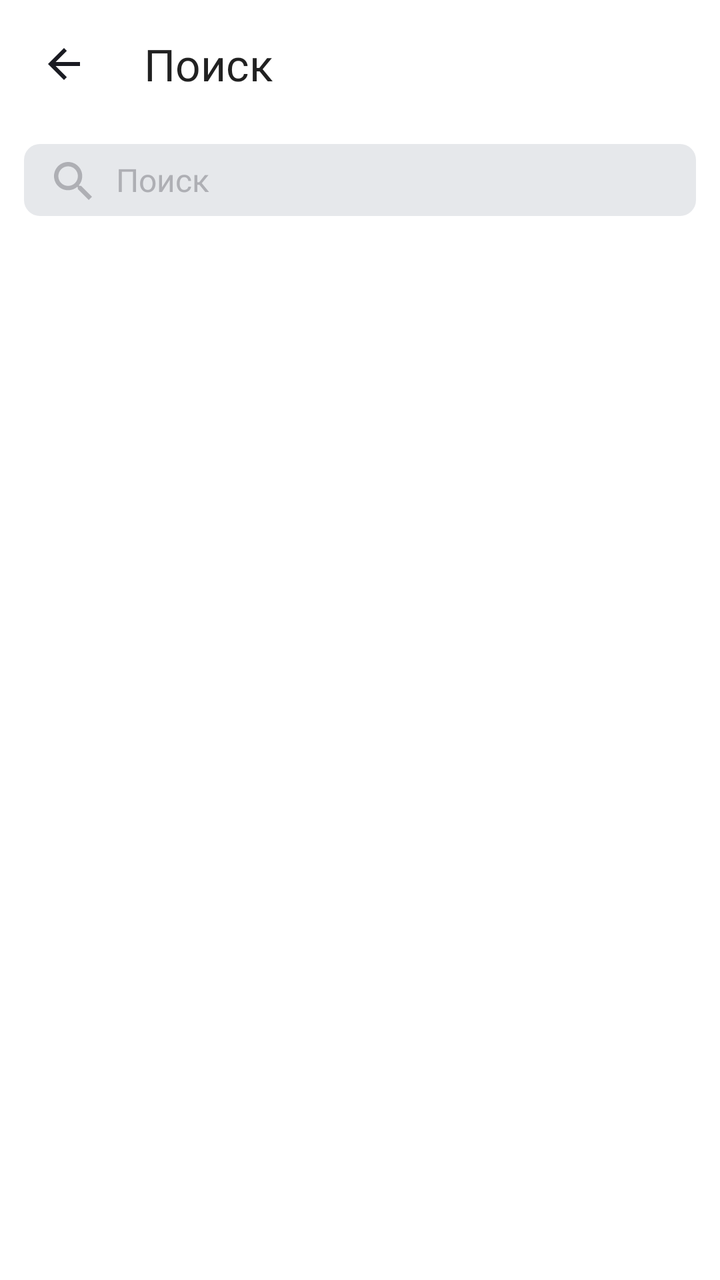
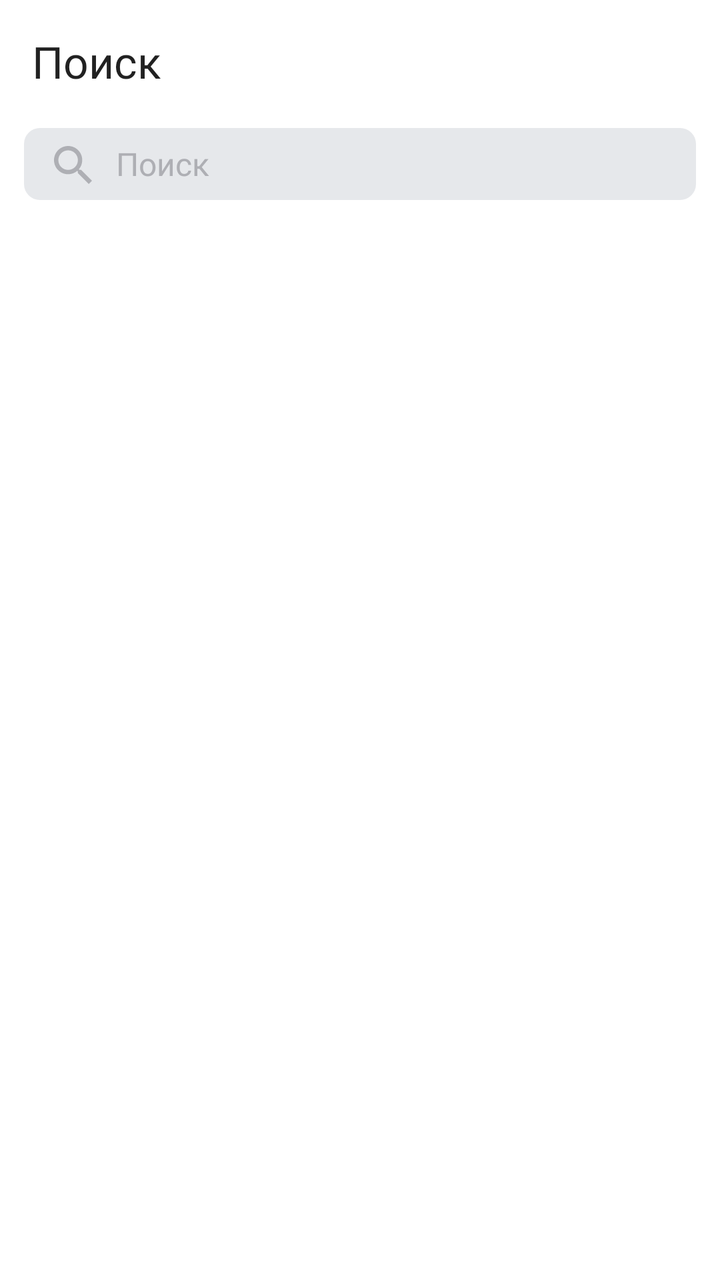

An Android layout rendered at two revisions. The XML below is the earlier revision; the diff shows what the commit changed to produce the second picture.
<!-- AndroidManifest.xml: application theme Theme.MaterialComponents.DayNight.NoActionBar -->
<!-- res/layout/fragment_search.xml -->
<?xml version="1.0" encoding="utf-8"?>
<LinearLayout
    xmlns:android="http://schemas.android.com/apk/res/android"
    xmlns:app="http://schemas.android.com/apk/res-auto"
    xmlns:tools="http://schemas.android.com/tools"
    android:id="@+id/main"
    style="@style/BackgroundSearchAct"
    android:orientation="vertical"
    android:layout_width="match_parent"
    android:layout_height="match_parent"
    tools:context=".ui.search.TracksFragment">

    <com.google.android.material.appbar.MaterialToolbar
        android:id="@+id/tool_bar"
        style="@style/Toolbar.TitleText"
        android:layout_width="match_parent"
        android:layout_height="wrap_content"
        app:title="@string/search"
        app:titleTextAppearance="@style/Toolbar.TitleText"
        android:padding="4dp"
        app:navigationIcon="@drawable/arrow_back">
    </com.google.android.material.appbar.MaterialToolbar>
<FrameLayout
    android:layout_width="match_parent"
    android:layout_height="wrap_content"
    android:orientation="horizontal"
    android:layout_marginTop="8dp"
    android:layout_marginHorizontal="12dp">

    <EditText
        android:id="@+id/search_line"
        android:layout_width="match_parent"
        android:layout_height="36dp"
        android:maxLines="1"
        android:maxLength="20"
        android:hint="@string/search"
        android:inputType="text"
        android:background="@drawable/shape_edit_text"
        style="@style/EditTextSearch"
        android:paddingHorizontal="12dp"
        android:textColor="@color/YPblack"
        android:drawableStart="@drawable/search"
        android:drawablePadding="10dp"
        android:fontFamily="@font/ys_display_regular"
        android:textSize="@dimen/small_text"
        android:imeOptions="actionDone"
        android:singleLine="true"/>
    <TextView
        android:id="@+id/clear"
        android:layout_width="36dp"
        android:layout_height="36dp"
        android:layout_gravity="right|center_vertical"
        android:gravity="right"
        android:background="@drawable/shape_edit_text"
        android:paddingRight="12dp"
        style="@style/EditTextSearch"
        android:visibility="gone"
        android:drawableEnd="@drawable/cancel" />

</FrameLayout>
    <LinearLayout
        android:layout_width="match_parent"
        android:layout_height="wrap_content"
        android:orientation="vertical">

        <TextView

            android:id="@+id/history_textview"
            style="@style/PlaceholderText"
            android:layout_width="wrap_content"
            android:layout_height="wrap_content"
            android:layout_gravity="center_horizontal"
            android:layout_marginTop="42dp"
            android:fontFamily="@font/ys_text_medium"
            android:text="@string/search_history"
            android:textSize="19sp"
            android:visibility="gone"
            app:layout_constraintBottom_toTopOf="@+id/recycle_tracks"
            app:layout_constraintEnd_toEndOf="parent"
            app:layout_constraintStart_toStartOf="parent"
            app:layout_constraintTop_toTopOf="parent" />

        <androidx.recyclerview.widget.RecyclerView
            android:id="@+id/recycle_tracks"
            android:layout_width="match_parent"
            android:layout_height="0dp"
            android:layout_weight="1"
            android:layout_marginHorizontal="12dp"
            android:layout_marginTop="20dp"
            android:visibility="visible"
            app:layout_constraintBottom_toBottomOf="parent"
            app:layout_constraintTop_toBottomOf="@+id/history_textview"
            tools:layout_editor_absoluteX="12dp" />



        <Button
            android:id="@+id/clear_history_button"
            style="@style/RefreshButton"
            android:layout_width="wrap_content"
            android:layout_height="wrap_content"
            android:layout_gravity="center_horizontal"
            android:layout_marginTop="20dp"
            android:fontFamily="@font/ys_text_medium"
            android:text="@string/delete_history"
            android:textSize="14sp"
            android:visibility="gone"
            app:cornerRadius="54dp"
            app:layout_constraintBottom_toBottomOf="parent"
            app:layout_constraintEnd_toEndOf="parent"
            app:layout_constraintStart_toStartOf="parent"
            app:layout_constraintTop_toBottomOf="@+id/recycle_tracks" />


    </LinearLayout>

    <ProgressBar android:id="@+id/progressBar"
        android:layout_marginTop="248dp"
        android:layout_width="44dp"
        android:layout_height="44dp"
        android:layout_gravity="center"
        android:indeterminateTint="@color/blue"
        android:visibility="gone"/>

    <ImageView
        android:id="@+id/image_placeholder"
        android:layout_width="120dp"
        android:src="@drawable/noconnection"
        android:layout_height="120dp"
        android:layout_gravity="center_horizontal"
        android:layout_marginTop="105dp"
        android:visibility="gone"/>
    <TextView
        android:id="@+id/placetext_first"
        android:layout_width="wrap_content"
        android:layout_height="wrap_content"
        style="@style/PlaceholderText"
        android:text="@string/no_connection_search"
        android:textSize="19sp"
        android:fontFamily="@font/ys_display_medium"
        android:layout_gravity="center_horizontal"
        android:layout_marginTop="16dp"
        android:layout_marginHorizontal="24dp"
        android:visibility="gone"/>
    <TextView
        android:id="@+id/placetext_second"
        android:layout_width="wrap_content"
        android:layout_height="wrap_content"
        style="@style/PlaceholderText"
        android:text="@string/no_connection_search2"
        android:textSize="19sp"
        android:gravity="center"
        android:fontFamily="@font/ys_display_medium"
        android:layout_gravity="center_horizontal"
        android:layout_marginTop="16dp"
        android:layout_marginHorizontal="24dp"
        android:visibility="gone"/>

    <Button
        android:id="@+id/research_button"
        android:layout_marginTop="24dp"
        android:layout_gravity="center_horizontal"
        android:layout_width="wrap_content"
        android:textSize="14sp"
        style="@style/RefreshButton"
        android:fontFamily="@font/ys_display_medium"
        android:text="@string/refresh"
        android:textAllCaps="false"
        app:cornerRadius = "54dp"
        android:layout_height="wrap_content"
        android:visibility="gone"/>



</LinearLayout>
<!-- resources referenced by this layout -->
<resources>
  <color name="YPblack">#1A1B22</color>
  <color name="blue">#3772E7</color>
  <dimen name="small_text">16sp</dimen>
  <!-- drawable arrow_back (drawable) -->
  <vector xmlns:android="http://schemas.android.com/apk/res/android"
      android:width="24dp"
      android:height="24dp"
      android:viewportWidth="24"
      android:viewportHeight="24">
    <group>
      <clip-path
          android:pathData="M0,0h24v24h-24z"/>
      <path
          android:pathData="M20,11H7.83L13.42,5.41L12,4L4,12L12,20L13.41,18.59L7.83,13H20V11Z"
          android:fillColor="#1A1B22"/>
    </group>
  </vector>
  <!-- drawable cancel (drawable) -->
  <vector xmlns:android="http://schemas.android.com/apk/res/android"
      android:width="12dp"
      android:height="12dp"
      android:viewportWidth="12"
      android:viewportHeight="12">
    <path
        android:pathData="M12,1.209L10.791,0L6,4.791L1.209,0L0,1.209L4.791,6L0,10.791L1.209,12L6,7.209L10.791,12L12,10.791L7.209,6L12,1.209Z"
        android:fillColor="#AEAFB4"/>
  </vector>
  <!-- drawable noconnection: vector/xml drawable (drawable, 3697 chars, omitted) -->
  <!-- drawable search (drawable) -->
  <vector xmlns:android="http://schemas.android.com/apk/res/android"
      android:width="24dp"
      android:height="24dp"
      android:viewportWidth="24"
      android:viewportHeight="24">
    <path
        android:pathData="M16.579,14.95H15.721L15.417,14.656C16.481,13.418 17.122,11.81 17.122,10.061C17.122,6.161 13.961,3 10.061,3C6.161,3 3,6.161 3,10.061C3,13.961 6.161,17.122 10.061,17.122C11.81,17.122 13.418,16.481 14.656,15.417L14.95,15.721V16.579L20.381,22L22,20.381L16.579,14.95ZM10.061,14.95C7.356,14.95 5.173,12.766 5.173,10.061C5.173,7.356 7.356,5.173 10.061,5.173C12.766,5.173 14.95,7.356 14.95,10.061C14.95,12.766 12.766,14.95 10.061,14.95Z"
        android:fillColor="#1A1B22"/>
  </vector>
  <!-- drawable shape_edit_text (drawable) -->
  <?xml version="1.0" encoding="utf-8"?>
  <shape xmlns:android="http://schemas.android.com/apk/res/android"
      android:shape="rectangle">
  
      <solid android:color="@color/yp_light_grey" />
      <corners
          android:bottomRightRadius="8dp"
          android:bottomLeftRadius="8dp"
          android:topLeftRadius="8dp"
          android:topRightRadius="8dp" />
  </shape>
  <string name="delete_history">Очистить историю</string>
  <string name="no_connection_search">Проблемы со связью</string>
  <string name="no_connection_search2">Загрузка не удалась. Проверьте подключение к интернету</string>
  <string name="refresh">Обновить</string>
  <string name="search">Поиск</string>
  <string name="search_history">Вы искали</string>
  <style name="BackgroundSearchAct">
          <item name="android:background">@color/white</item>
      </style>
  <style name="EditTextSearch">
      <item name="android:drawableTint">@color/yp_text_grey</item>
      <item name="android:textColorHint">@color/yp_text_grey</item>
      <item name="backgroundTint">@color/yp_light_grey</item>
          <item name="android:textColor">@color/YPblack</item>
      </style>
  <style name="PlaceholderText">
          <item name="android:textColor">@color/YPblack</item>
      </style>
  <style name="RefreshButton">
          <item name="android:backgroundTint">@color/YPblack</item>
          <item name="android:textColor">@color/white</item>
          <item name="textAllCaps">false</item>
      </style>
  <style name="Toolbar.TitleText" parent="TextAppearance.Widget.AppCompat.Toolbar.Title">
          <item name="android:textSize">22sp</item>
          <item name="fontFamily">@font/ys_display_medium</item>
          <item name="android:textColor">@color/YPblack</item>
          <item name="navigationIconTint">@color/YPblack</item>
      </style>
  <color name="yp_light_grey">#E6E8EB</color>
  <color name="white">#FFFFFFFF</color>
  <color name="yp_text_grey">#AEAFB4</color>
</resources>

<!-- the commit's change to res/layout/fragment_search.xml (unified diff, before → after) -->
@@ -17,8 +17,7 @@
         android:layout_height="wrap_content"
         app:title="@string/search"
         app:titleTextAppearance="@style/Toolbar.TitleText"
-        android:padding="4dp"
-        app:navigationIcon="@drawable/arrow_back">
+        android:padding="12dp">
     </com.google.android.material.appbar.MaterialToolbar>
 <FrameLayout
     android:layout_width="match_parent"
<!-- resource entries referenced after the edit -->
@@ -3,20 +3,6 @@
   <color name="YPblack">#1A1B22</color>
   <color name="blue">#3772E7</color>
   <dimen name="small_text">16sp</dimen>
-  <!-- drawable arrow_back (drawable) -->
-  <vector xmlns:android="http://schemas.android.com/apk/res/android"
-      android:width="24dp"
-      android:height="24dp"
-      android:viewportWidth="24"
-      android:viewportHeight="24">
-    <group>
-      <clip-path
-          android:pathData="M0,0h24v24h-24z"/>
-      <path
-          android:pathData="M20,11H7.83L13.42,5.41L12,4L4,12L12,20L13.41,18.59L7.83,13H20V11Z"
-          android:fillColor="#1A1B22"/>
-    </group>
-  </vector>
   <!-- drawable cancel (drawable) -->
   <vector xmlns:android="http://schemas.android.com/apk/res/android"
       android:width="12dp"
